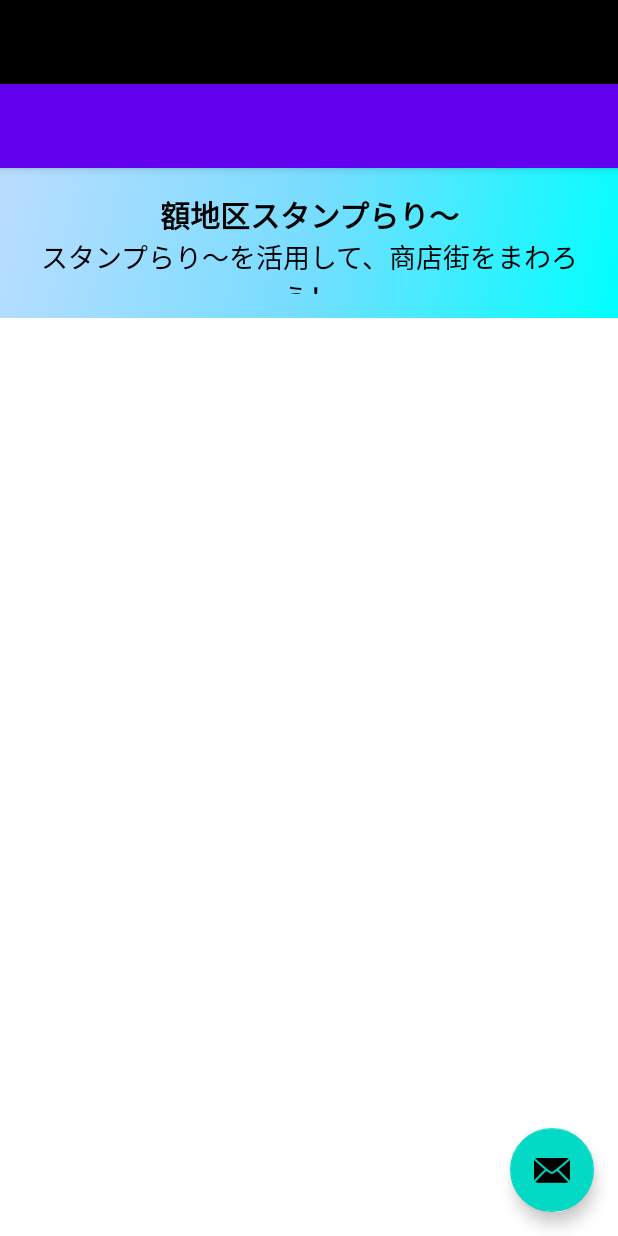
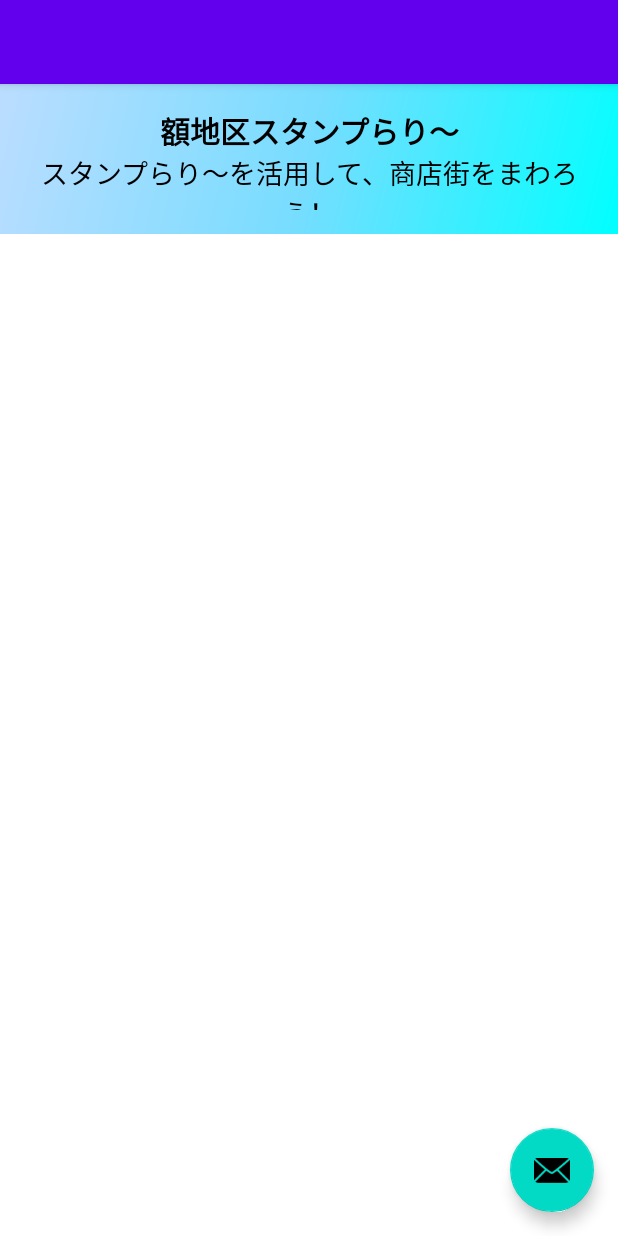
Before and after one commit to s-taku0502/nuka2024_try, an Android app: the layout activity_main.xml on its own in the app's theme, with its tools: preview values and no code run, on a phone screen of 412 x 824 dp. Run offline under Robolectric (Android 15) with nearby library versions, the phone set to English and light mode, and no system bars.

```diff
--- a/app/src/main/res/layout/activity_main.xml
+++ b/app/src/main/res/layout/activity_main.xml
@@ -5,7 +5,7 @@
     android:id="@+id/drawer_layout"
     android:layout_width="match_parent"
     android:layout_height="match_parent"
-    android:fitsSystemWindows="true"
+    android:fitsSystemWindows="false"
     tools:openDrawer="start">
 
     <include
```
